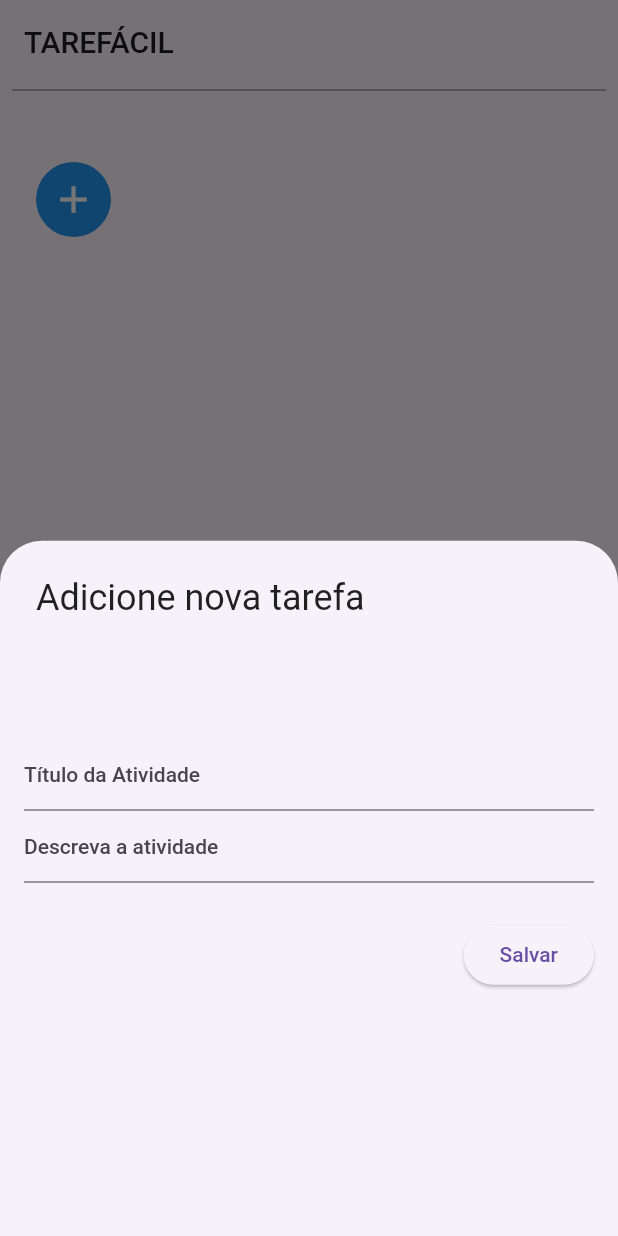
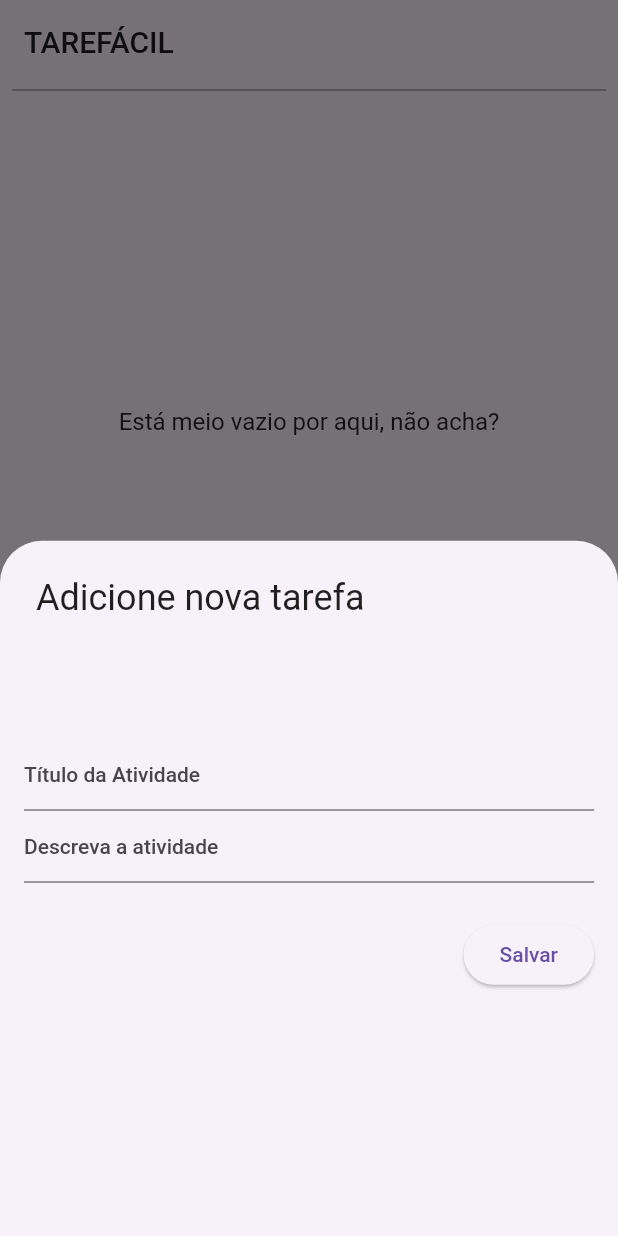
Before and after one commit to neliocarlos/TaskList, a Flutter app: the screen it shows once a user with an empty profile is signed in, after a tap on the "add" icon, on a phone screen of 412 x 824 dp. Run offline on Flutter 3.47's test engine with Material 2 defaults, Android fonts, the phone set to English and light mode, and no system bars; our stand-ins replace cloud_firestore, firebase_auth, firebase_core, go_router, google_fonts; missing offline and left inert: firebase_ui_auth; accounts and stored records are empty.

Commit message:
Mensagem para lista vazia

```diff
--- a/lib/src/components/tasklist/task_list.dart
+++ b/lib/src/components/tasklist/task_list.dart
@@ -40,6 +40,16 @@ class _TaskListState extends State<TaskList> {
               child: Column(
                 crossAxisAlignment: CrossAxisAlignment.end,
                 children: [
+                  if (widget.tasks.isEmpty)
+                  Center(
+                    heightFactor: 22,
+                    child: Text(
+                      'Está meio vazio por aqui, não acha?',
+                      style: TextStyle(
+                        fontSize: 16
+                      ),
+                    ),
+                  ),
                   const SizedBox(height: 8),
                   for (var task in widget.tasks)
                     Card(
```
